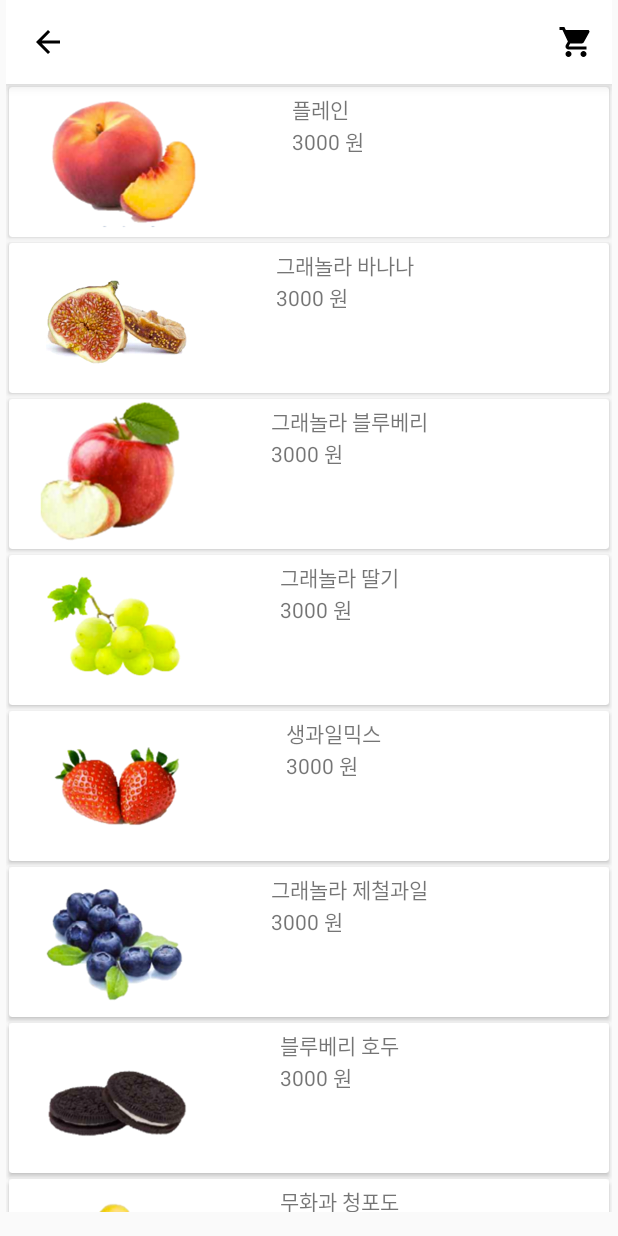
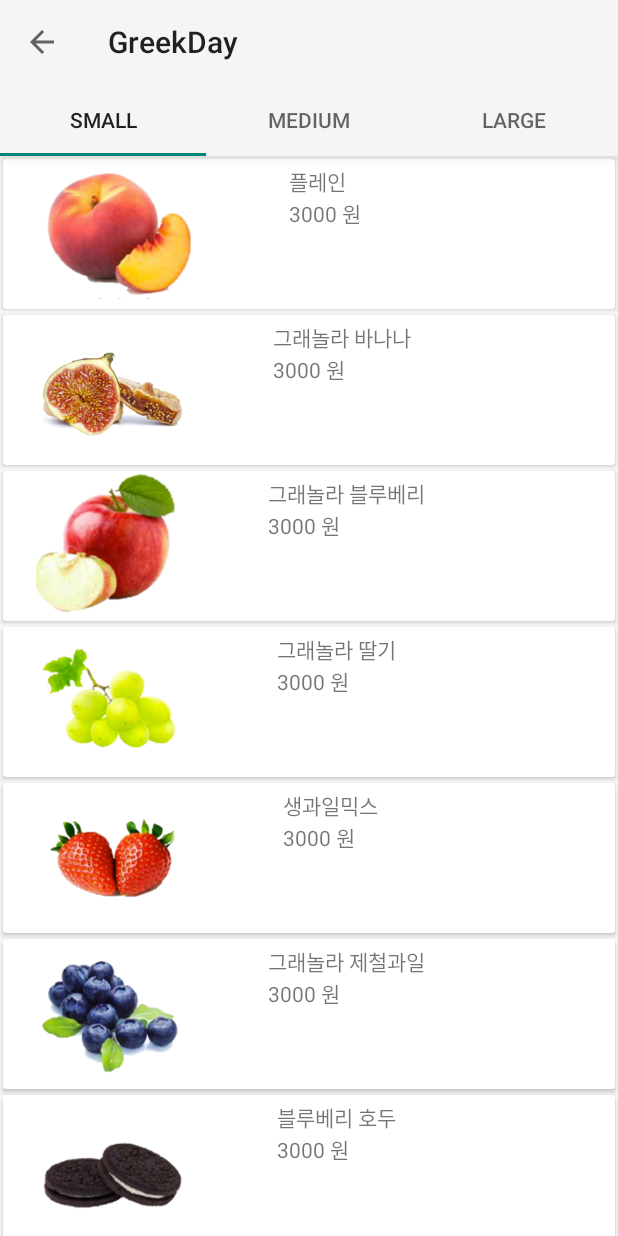
Before and after one commit to beomseok-zzang/GreekDay_Android, an Android app: the screen it shows after launch once a user with an empty profile is signed in (OrderBaseActivity before the commit, OrderActivity after it), after a tap on "주문하기", on a phone screen of 412 x 824 dp. Run offline under Robolectric (Android 15) with nearby library versions, the phone set to English and light mode, and no system bars; our stand-ins replace Firebase (no records; nobody signed in at launch, a user with empty details on screens opened directly).

Commit message:
add tabs

```diff
--- a/app/build.gradle
+++ b/app/build.gradle
@@ -34,10 +34,13 @@ dependencies {
     compile 'com.android.support.constraint:constraint-layout:1.0.0-alpha9'
     compile 'com.android.support:recyclerview-v7:25.0.0'
     compile 'com.google.firebase:firebase-database:9.8.0'
+    compile 'com.android.support:cardview-v7:25.0.0'
+    compile 'com.android.support:support-v4:25.0.0'
     testCompile 'junit:junit:4.12'
-    compile 'com.android.support:cardview-v7:25.0.0'
 }
 
 
 
+
+
 apply plugin: 'com.google.gms.google-services'
--- a/app/src/main/AndroidManifest.xml
+++ b/app/src/main/AndroidManifest.xml
@@ -36,7 +36,9 @@
         <activity
             android:name=".OrderBaseActivity"
             android:theme="@style/Theme.AppCompat.Light.NoActionBar" />
-        <activity android:name=".BaseDetailActivity"></activity>
+        <activity android:name=".BaseDetailActivity" />
+        <activity android:name=".OrderActivity"
+            android:theme="@style/MyMaterialTheme"></activity>
     </application>
 
 </manifest>
--- a/app/src/main/java/com/example/beomseok/greekday/MainActivity.java
+++ b/app/src/main/java/com/example/beomseok/greekday/MainActivity.java
@@ -36,7 +36,7 @@ public class MainActivity extends AppCompatActivity implements View.OnClickListe
                 overridePendingTransition(R.anim.anim_slide_in_right, R.anim.anim_slide_out_left);
                 break;
             case R.id.layout_order:
-                startActivity(new Intent(this, OrderBaseActivity.class));
+                startActivity(new Intent(this, OrderActivity.class));
 
                 //overridePendingTransition(R.anim.anim_slide_in_right, R.anim.anim_slide_out_left);
                 break;
--- /dev/null
+++ b/app/src/main/java/com/example/beomseok/greekday/OrderActivity.java
@@ -0,0 +1,81 @@
+package com.example.beomseok.greekday;
+
+import android.net.Uri;
+import android.support.design.widget.TabLayout;
+import android.support.v4.app.Fragment;
+import android.support.v4.app.FragmentManager;
+import android.support.v4.app.FragmentPagerAdapter;
+import android.support.v4.view.ViewPager;
+import android.support.v7.app.AppCompatActivity;
+import android.os.Bundle;
+import android.support.v7.widget.Toolbar;
+
+import com.example.beomseok.greekday.fragment.OrderFragment;
+
+import java.util.ArrayList;
+import java.util.List;
+
+public class OrderActivity extends AppCompatActivity implements OrderFragment.OnFragmentInteractionListener {
+    private Toolbar toolbar;
+    private TabLayout tabLayout;
+    private ViewPager viewPager;
+
+    @Override
+    protected void onCreate(Bundle savedInstanceState) {
+        super.onCreate(savedInstanceState);
+        setContentView(R.layout.activity_order);
+
+        toolbar = (Toolbar) findViewById(R.id.toolbar);
+        setSupportActionBar(toolbar);
+
+        getSupportActionBar().setDisplayHomeAsUpEnabled(true);
+
+        viewPager = (ViewPager) findViewById(R.id.viewpager);
+        setupViewPager(viewPager);
+
+        tabLayout = (TabLayout) findViewById(R.id.tabs);
+        tabLayout.setupWithViewPager(viewPager);
+    }
+
+    private void setupViewPager(ViewPager viewPager) {
+        ViewPagerAdapter adapter = new ViewPagerAdapter(getSupportFragmentManager());
+        adapter.addFragment(new OrderFragment(), "small");
+        adapter.addFragment(new OrderFragment(), "medium");
+        adapter.addFragment(new OrderFragment(), "large");
+        viewPager.setAdapter(adapter);
+    }
+
+    @Override
+    public void onFragmentInteraction(Uri uri) {
+
+    }
+
+    class ViewPagerAdapter extends FragmentPagerAdapter {
+        private final List<Fragment> mFragmentList = new ArrayList<>();
+        private final List<String> mFragmentTitleList = new ArrayList<>();
+
+        public ViewPagerAdapter(FragmentManager manager) {
+            super(manager);
+        }
+
+        @Override
+        public Fragment getItem(int position) {
+            return mFragmentList.get(position);
+        }
+
+        @Override
+        public int getCount() {
+            return mFragmentList.size();
+        }
+
+        public void addFragment(Fragment fragment, String title) {
+            mFragmentList.add(fragment);
+            mFragmentTitleList.add(title);
+        }
+
+        @Override
+        public CharSequence getPageTitle(int position) {
+            return mFragmentTitleList.get(position);
+        }
+    }
+}
--- a/app/src/main/java/com/example/beomseok/greekday/adapter/OrderBaseRecyclerAdapter.java
+++ b/app/src/main/java/com/example/beomseok/greekday/adapter/OrderBaseRecyclerAdapter.java
@@ -79,27 +79,25 @@ public class OrderBaseRecyclerAdapter extends RecyclerView.Adapter<OrderBaseRecy
         public final TextView tvPrice;
         public final ImageView ivMain;
         public final LinearLayout detailLayout;
-        public final ViewGroup buttonsContainer;
+
         public final CheckedTextView tvHonney;
+        public final CheckedTextView tvAddYogurt;
         public final TextView tvAddToping;
         public final Button btnBuy;
         public final Button btnAddCart;
 
-
-        int position;
         int toppingPrice=0;
         int yogurtPrice;
 
         public ValueAnimator valueAnimator;
         public int originalHeight;
-        public float originalTextSize;
-        private Button activeButton = null;
-        private int activeValue = -1;
+
 
         public ViewHolder(final View itemView) {
             super(itemView);
             itemView.setTag(this);
             tvHonney = (CheckedTextView) itemView.findViewById(R.id.tv_base_honney);
+            tvAddYogurt=(CheckedTextView) itemView.findViewById(R.id.tv_base_add_yogurt);
             tvTitle = (TextView) itemView.findViewById(R.id.tv_base_title);
             tvPrice = (TextView) itemView.findViewById(R.id.tv_base_price);
             ivMain = (ImageView) itemView.findViewById(R.id.iv_base_main);
@@ -108,27 +106,8 @@ public class OrderBaseRecyclerAdapter extends RecyclerView.Adapter<OrderBaseRecy
 
             detailLayout = (LinearLayout) itemView.findViewById(R.id.relative_base);
             tvAddToping = (TextView) itemView.findViewById(R.id.tv_add_topping);
-
-            //button selector
-            buttonsContainer = (ViewGroup) itemView.findViewById(R.id.buttonsContainer);
-            int buttonsSpacing = (int) itemView.getResources().getDimension(R.dimen.activity_horizontal_margin);
-            int buttonSize = (int) itemView.getResources().getDimension(R.dimen.button_size);
-            for (int i = 0; i < MAX_BUTTONS; i++) {
-                final int value = i + 1;
-                final Button button = (Button) LayoutInflater.
-                        from(itemView.getContext()).inflate(R.layout.circular_button_layout, buttonsContainer, false);
-                button.setText(SIZES[i]);
-                buttonsContainer.addView(button);
-
-                //Add margin between buttons manually
-                if (i != MAX_BUTTONS - 1) {
-                    buttonsContainer.addView(new Space(itemView.getContext()), new ViewGroup.LayoutParams(buttonsSpacing, buttonSize));
-                }
-            }
-            detailLayout.measure(View.MeasureSpec.UNSPECIFIED, View.MeasureSpec.UNSPECIFIED);
-            originalHeight = detailLayout.getMeasuredHeight();
-            originalTextSize = tvTitle.getTextScaleX();
-            detailLayout.getLayoutParams().height = 0;
+            originalHeight = itemView.getHeight();
+            detailLayout.getLayoutParams().height=0;
 
 
         }
@@ -154,13 +133,7 @@ public class OrderBaseRecyclerAdapter extends RecyclerView.Adapter<OrderBaseRecy
         bHoder.ivMain.setImageResource(dummyImg[position % 8]);
         bHoder.tvPrice.setText(baseItems.get(position).priceSmall + " 원");
         bHoder.yogurtPrice = baseItems.get(position).priceSmall;
-        selectButton((Button) bHoder.buttonsContainer.getChildAt(0),bHoder,BaseItem.SIZE_MEDIUM);
-        bHoder.btnAddCart.setOnClickListener(new View.OnClickListener() {
-            @Override
-            public void onClick(View view) {
 
-            }
-        });
         bHoder.itemView.setOnClickListener(new View.OnClickListener() {
             @Override
             public void onClick(View view) {
@@ -230,54 +203,27 @@ public class OrderBaseRecyclerAdapter extends RecyclerView.Adapter<OrderBaseRecy
                 bHoder.tvHonney.setChecked(!bHoder.tvHonney.isChecked());
             }
         });
-
-        bHoder.buttonsContainer.getChildAt(0).setOnClickListener(new View.OnClickListener() {
+        bHoder.tvAddYogurt.setOnClickListener(new View.OnClickListener() {
             @Override
             public void onClick(View view) {
-                selectButton((Button)view,bHoder,BaseItem.SIZE_SMALL);
-                bHoder.yogurtPrice = baseItems.get(position).priceSmall;
-                bHoder.tvPrice.setText(Integer.toString(bHoder.yogurtPrice+bHoder.toppingPrice)+" 원");
-
+                bHoder.tvAddYogurt.setChecked(!bHoder.tvAddYogurt.isChecked());
             }
         });
-        bHoder.buttonsContainer.getChildAt(2).setOnClickListener(new View.OnClickListener() {
-            @Override
-            public void onClick(View view) {
-                selectButton((Button)view,bHoder,BaseItem.SIZE_MEDIUM);
-                bHoder.yogurtPrice = baseItems.get(position).priceMedium;
-                bHoder.tvPrice.setText(Integer.toString(bHoder.yogurtPrice+bHoder.toppingPrice)+" 원");
-            }
-        });
-        bHoder.buttonsContainer.getChildAt(4).setOnClickListener(new View.OnClickListener() {
-            @Override
-            public void onClick(View view) {
-                selectButton((Button)view,bHoder,BaseItem.SIZE_LARGE);
-                bHoder.yogurtPrice = baseItems.get(position).priceLarge;
-                bHoder.tvPrice.setText(Integer.toString(bHoder.yogurtPrice+bHoder.toppingPrice)+" 원");
-            }
-        });
+
         bHoder.btnBuy.setOnClickListener(new View.OnClickListener() {
             @Override
             public void onClick(View view) {
 
-                int size = bHoder.activeValue;
+                int size = 0;
                 String title = (String) bHoder.tvTitle.getText();
                 boolean honey = bHoder.tvHonney.isChecked();
-                int price = baseItems.get(position).getPrice(bHoder.activeValue);
+                int price = baseItems.get(position).getPrice(0);
                 Yogurt yogurt = new Yogurt(title, size, price, honey, selectedToppings);
 
             }
         });
     }
-    private void selectButton(Button button,ViewHolder viewHolder,int value ) {
-        if (viewHolder.activeButton != null) {
-            viewHolder.activeButton.setSelected(false);
-        }
-        viewHolder.activeButton = button;
-        button.setSelected(true);
-        viewHolder.activeValue = value;
 
-    }
 
     public void setSelectedToppongs(ArrayList<Topping> toppings) {
         TextView textView = opendVh.tvAddToping;
--- /dev/null
+++ b/app/src/main/java/com/example/beomseok/greekday/fragment/OrderFragment.java
@@ -0,0 +1,154 @@
+package com.example.beomseok.greekday.fragment;
+
+import android.content.Context;
+import android.content.Intent;
+import android.net.Uri;
+import android.os.Bundle;
+import android.support.v4.app.Fragment;
+import android.support.v7.widget.LinearLayoutManager;
+import android.support.v7.widget.RecyclerView;
+import android.support.v7.widget.Toolbar;
+import android.view.LayoutInflater;
+import android.view.View;
+import android.view.ViewGroup;
+
+import com.example.beomseok.greekday.R;
+import com.example.beomseok.greekday.adapter.OrderBaseRecyclerAdapter;
+import com.example.beomseok.greekday.model.BaseItem;
+import com.example.beomseok.greekday.model.Topping;
+
+import java.io.Serializable;
+import java.util.ArrayList;
+
+import static android.app.Activity.RESULT_OK;
+
+/**
+ * A simple {@link Fragment} subclass.
+ * Activities that contain this fragment must implement the
+ * {@link OrderFragment.OnFragmentInteractionListener} interface
+ * to handle interaction events.
+ * Use the {@link OrderFragment#newInstance} factory method to
+ * create an instance of this fragment.
+ */
+public class OrderFragment extends Fragment {
+    // TODO: Rename parameter arguments, choose names that match
+    // the fragment initialization parameters, e.g. ARG_ITEM_NUMBER
+    private static final String ARG_PARAM1 = "param1";
+    private static final String ARG_PARAM2 = "param2";
+    public static final int REQUEST_CODE=3312;
+    RecyclerView recyclerView;
+    ArrayList<BaseItem> baseItems = new ArrayList<BaseItem>();
+    OrderBaseRecyclerAdapter adapter;
+    // TODO: Rename and change types of parameters
+    private String mParam1;
+    private String mParam2;
+
+    private OnFragmentInteractionListener mListener;
+
+    public OrderFragment() {
+        // Required empty public constructor
+    }
+
+    /**
+     * Use this factory method to create a new instance of
+     * this fragment using the provided parameters.
+     *
+     * @param param1 Parameter 1.
+     * @param param2 Parameter 2.
+     * @return A new instance of fragment OrderFragment.
+     */
+    // TODO: Rename and change types and number of parameters
+    public static OrderFragment newInstance(String param1, String param2) {
+        OrderFragment fragment = new OrderFragment();
+        Bundle args = new Bundle();
+        args.putString(ARG_PARAM1, param1);
+        args.putString(ARG_PARAM2, param2);
+        fragment.setArguments(args);
+        return fragment;
+    }
+
+    @Override
+    public void onCreate(Bundle savedInstanceState) {
+        super.onCreate(savedInstanceState);
+        if (getArguments() != null) {
+            mParam1 = getArguments().getString(ARG_PARAM1);
+            mParam2 = getArguments().getString(ARG_PARAM2);
+        }
+
+
+    }
+
+    @Override
+    public View onCreateView(LayoutInflater inflater, ViewGroup container,
+                             Bundle savedInstanceState) {
+        // Inflate the layout for this fragment
+        View view = inflater.inflate(R.layout.fragment_order, container, false);
+        baseItems.add(new BaseItem("1","플레인",3000,5000,6000));
+        baseItems.add(new BaseItem("2","그래놀라 바나나",3000,5000,6000));
+        baseItems.add(new BaseItem("3","그래놀라 블루베리",3000,5000,6000));
+        baseItems.add(new BaseItem("4","그래놀라 딸기",3000,5000,6000));
+        baseItems.add(new BaseItem("5","생과일믹스",3000,5000,6000));
+        baseItems.add(new BaseItem("6","그래놀라 제철과일",3000,5000,6000));
+        baseItems.add(new BaseItem("7","블루베리 호두",3000,5000,6000));
+        baseItems.add(new BaseItem("8","무화과 청포도",3000,5000,6000));
+
+
+        adapter = new OrderBaseRecyclerAdapter(baseItems,getActivity());
+        recyclerView = (RecyclerView) view.findViewById(R.id.recycler_base);
+        recyclerView.setLayoutManager(new LinearLayoutManager(getContext()));
+        recyclerView.setAdapter(adapter);
+        return view;
+    }
+
+    // TODO: Rename method, update argument and hook method into UI event
+    public void onButtonPressed(Uri uri) {
+        if (mListener != null) {
+            mListener.onFragmentInteraction(uri);
+        }
+    }
+
+    @Override
+    public void onAttach(Context context) {
+        super.onAttach(context);
+        if (context instanceof OnFragmentInteractionListener) {
+            mListener = (OnFragmentInteractionListener) context;
+        } else {
+            throw new RuntimeException(context.toString()
+                    + " must implement OnFragmentInteractionListener");
+        }
+    }
+
+    @Override
+    public void onDetach() {
+        super.onDetach();
+        mListener = null;
+    }
+
+    /**
+     * This interface must be implemented by activities that contain this
+     * fragment to allow an interaction in this fragment to be communicated
+     * to the activity and potentially other fragments contained in that
+     * activity.
+     * <p>
+     * See the Android Training lesson <a href=
+     * "http://developer.android.com/training/basics/fragments/communicating.html"
+     * >Communicating with Other Fragments</a> for more information.
+     */
+    public interface OnFragmentInteractionListener {
+        // TODO: Update argument type and name
+        void onFragmentInteraction(Uri uri);
+    }
+    @Override
+    public void onActivityResult(int requestCode, int resultCode, Intent data) {
+        super.onActivityResult(requestCode, resultCode, data);
+        if(resultCode==RESULT_OK){
+
+            Serializable list=data.getSerializableExtra("result");
+
+            //경고 메세지를 없에주는 어노테이션
+            @SuppressWarnings("unchecked")
+            ArrayList<Topping> l = (ArrayList<Topping>)list;
+            adapter.setSelectedToppongs(l);
+        }
+    }
+}
--- /dev/null
+++ b/app/src/main/res/layout/activity_order.xml
@@ -0,0 +1,30 @@
+<android.support.design.widget.CoordinatorLayout xmlns:android="http://schemas.android.com/apk/res/android"
+    xmlns:app="http://schemas.android.com/apk/res-auto"
+    android:layout_width="match_parent"
+    android:layout_height="match_parent">
+
+    <android.support.design.widget.AppBarLayout
+        android:layout_width="match_parent"
+        android:layout_height="wrap_content">
+
+        <android.support.v7.widget.Toolbar
+            android:id="@+id/toolbar"
+            android:layout_width="match_parent"
+            android:layout_height="?attr/actionBarSize"
+            android:background="?attr/colorPrimary"
+            app:layout_scrollFlags="scroll|enterAlways" />
+
+        <android.support.design.widget.TabLayout
+            android:id="@+id/tabs"
+            android:layout_width="match_parent"
+            android:layout_height="wrap_content"
+            app:tabMode="fixed"
+            app:tabGravity="fill"/>
+    </android.support.design.widget.AppBarLayout>
+
+    <android.support.v4.view.ViewPager
+        android:id="@+id/viewpager"
+        android:layout_width="match_parent"
+        android:layout_height="match_parent"
+        app:layout_behavior="@string/appbar_scrolling_view_behavior"  />
+</android.support.design.widget.CoordinatorLayout>
--- /dev/null
+++ b/app/src/main/res/layout/fragment_order.xml
@@ -0,0 +1,12 @@
+<FrameLayout xmlns:android="http://schemas.android.com/apk/res/android"
+    xmlns:tools="http://schemas.android.com/tools"
+    android:layout_width="match_parent"
+    android:layout_height="match_parent"
+    tools:context="com.example.beomseok.greekday.fragment.OrderFragment">
+
+    <android.support.v7.widget.RecyclerView
+        android:id="@+id/recycler_base"
+        android:layout_width="match_parent"
+        android:layout_height="wrap_content"/>
+
+</FrameLayout>
--- a/app/src/main/res/layout/recycler_base_item.xml
+++ b/app/src/main/res/layout/recycler_base_item.xml
@@ -61,18 +61,21 @@
             android:orientation="vertical"
             android:padding="8dp">
 
-            <LinearLayout
-                android:id="@+id/buttonsContainer"
-                android:layout_width="wrap_content"
+
+            <CheckedTextView
+                android:id="@+id/tv_base_add_yogurt"
+                android:layout_width="match_parent"
                 android:layout_height="wrap_content"
+                android:background="@drawable/circular_button"
+                android:checkMark="?android:attr/listChoiceIndicatorMultiple"
+                android:checkMarkTint="@color/colorAccent"
+                android:checked="true"
+                android:clickable="true"
+                android:gravity="center_vertical"
+                android:padding="16dp"
                 android:layout_marginBottom="8dp"
-                android:background="@drawable/circular_button"
-                android:clipChildren="false"
-                android:clipToPadding="false"
-                android:orientation="horizontal"
-                android:padding="@dimen/activity_horizontal_margin">
-
-            </LinearLayout>
+                android:text="요거트 추가"
+                android:textSize="16dp" />
 
             <CheckedTextView
                 android:id="@+id/tv_base_honney"
--- a/app/src/main/res/values-v21/styles.xml
+++ b/app/src/main/res/values-v21/styles.xml
@@ -14,5 +14,12 @@
     <style name="MaterialAnimations" parent="@style/Theme.AppCompat.Light.NoActionBar">
         <item name="android:windowContentTransitions">true</item>
     </style>
-
+    <style name="MyMaterialTheme" parent="Theme.AppCompat.Light.NoActionBar">
+        <item name="android:colorPrimary">@color/colorAccent</item>
+        <item name="android:windowContentTransitions">true</item>
+        <item name="android:windowAllowEnterTransitionOverlap">true</item>
+        <item name="android:windowAllowReturnTransitionOverlap">true</item>
+        <item name="android:windowSharedElementEnterTransition">@android:transition/move</item>
+        <item name="android:windowSharedElementExitTransition">@android:transition/move</item>
+    </style>
 </resources>
--- a/app/src/main/res/values/dimens.xml
+++ b/app/src/main/res/values/dimens.xml
@@ -4,4 +4,8 @@
     <dimen name="activity_vertical_margin">16dp</dimen>
     <dimen name="button_size">32dp</dimen>
     <dimen name="g_top_margin">100dp</dimen>
+    <dimen name="tab_max_width">264dp</dimen>
+    <dimen name="tab_padding_bottom">16dp</dimen>
+    <dimen name="tab_label">14sp</dimen>
+    <dimen name="custom_tab_layout_height">72dp</dimen>
 </resources>
--- a/app/src/main/res/values/strings.xml
+++ b/app/src/main/res/values/strings.xml
@@ -62,4 +62,7 @@
     <!-- Server Client ID.  This should be a valid Web OAuth 2.0 Client ID obtained
          from https://console.developers.google.com/ -->
     <string name="server_client_id">YOUR_SERVER_CLIENT_ID</string>
+
+    <!-- TODO: Remove or change this placeholder text -->
+    <string name="hello_blank_fragment">Hello blank fragment</string>
 </resources>
--- a/app/src/main/res/values/styles.xml
+++ b/app/src/main/res/values/styles.xml
@@ -12,5 +12,4 @@
         <item name="android:textSize">16sp</item>
     </style>
 
-
 </resources>
```
Also changed, not shown: app/src/main/res/drawable/bg_title_in_image.xml (added, +7 -0 lines), app/src/main/res/layout/activity_base_detail.xml (+25 -8 lines), 2 other files.
